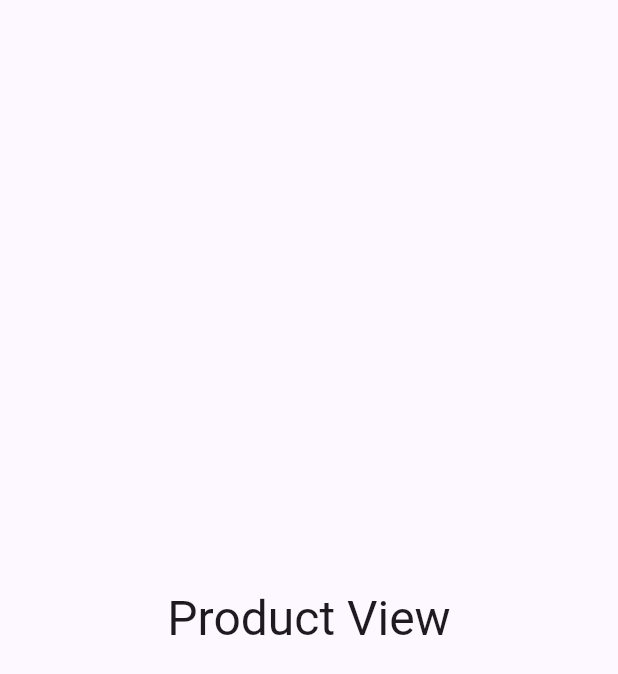
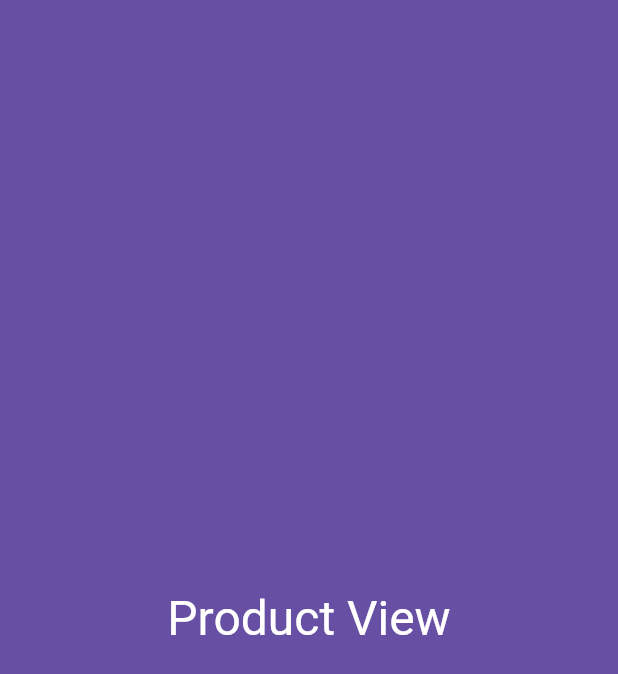
Before and after one commit to SASnigdho/flutter_products_view, a Flutter app: the SplashPage screen opened by its route, on a phone screen of 412 x 824 dp. Shown: the top 674 px of the screen. Run offline on Flutter 3.47's test engine with Material 2 defaults, Android fonts, the phone set to English and light mode, and no system bars; our stand-ins replace get; statements that could not run were skipped.

Commit message:
Bg color added in splash page.

```diff
--- a/lib/app/ui/pages/splash_page/splash_page.dart
+++ b/lib/app/ui/pages/splash_page/splash_page.dart
@@ -1,4 +1,5 @@
 import 'package:flutter/material.dart';
+import 'package:flutter_products_view/app/const/app_colors.dart';
 import 'package:get/get.dart';
 import '../../../controllers/splash_controller.dart';
 
@@ -8,11 +9,12 @@ class SplashPage extends GetView<SplashController> {
   @override
   Widget build(BuildContext context) {
     return Scaffold(
-      body: SafeArea(
-        child: Center(
-          child: Text(
-            'Product View',
-            style: Get.textTheme.headlineLarge,
+      backgroundColor: AppColors.primary,
+      body: Center(
+        child: Text(
+          'Product View',
+          style: Get.textTheme.headlineLarge?.copyWith(
+            color: Colors.white,
           ),
         ),
       ),
```
